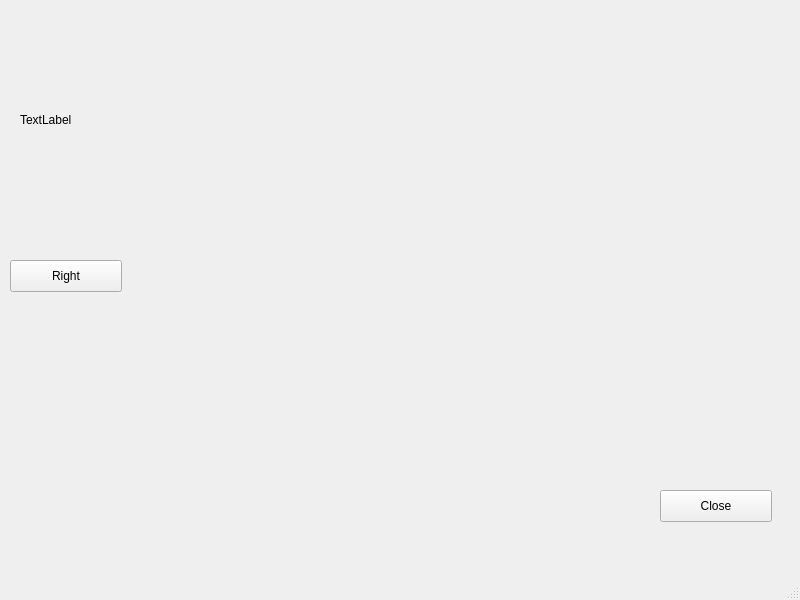
Above: mainwindow.ui from alu0101206011/QTPaint before the change. Below: the same form after it.
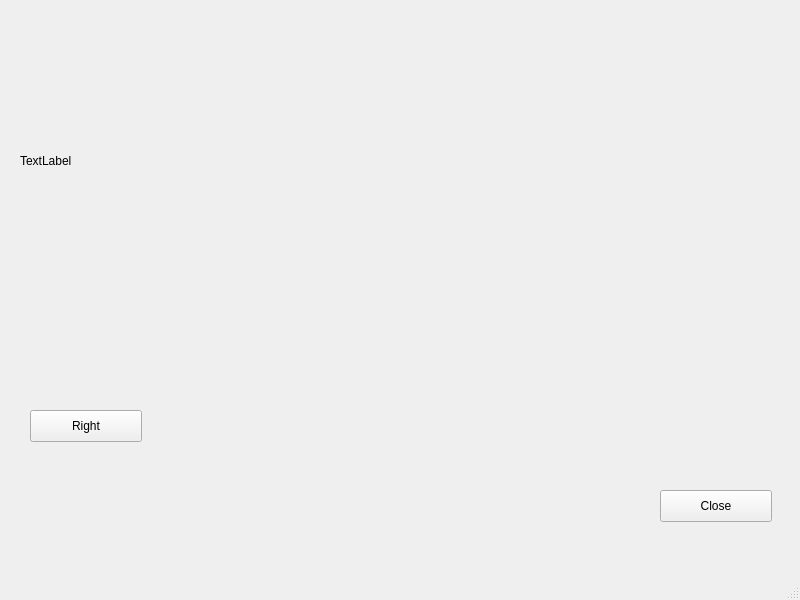
That is the form after the change.

```diff
--- a/mainwindow.ui
+++ b/mainwindow.ui
@@ -19,8 +19,8 @@
      <rect>
       <x>20</x>
       <y>20</y>
-      <width>200</width>
-      <height>200</height>
+      <width>751</width>
+      <height>281</height>
      </rect>
     </property>
     <property name="text">
@@ -43,8 +43,8 @@
    <widget class="QPushButton" name="rightButton">
     <property name="geometry">
      <rect>
-      <x>10</x>
-      <y>260</y>
+      <x>30</x>
+      <y>410</y>
       <width>112</width>
       <height>32</height>
      </rect>
```
Left out of the diff: 2 changed lines with no effect on the pictures.
